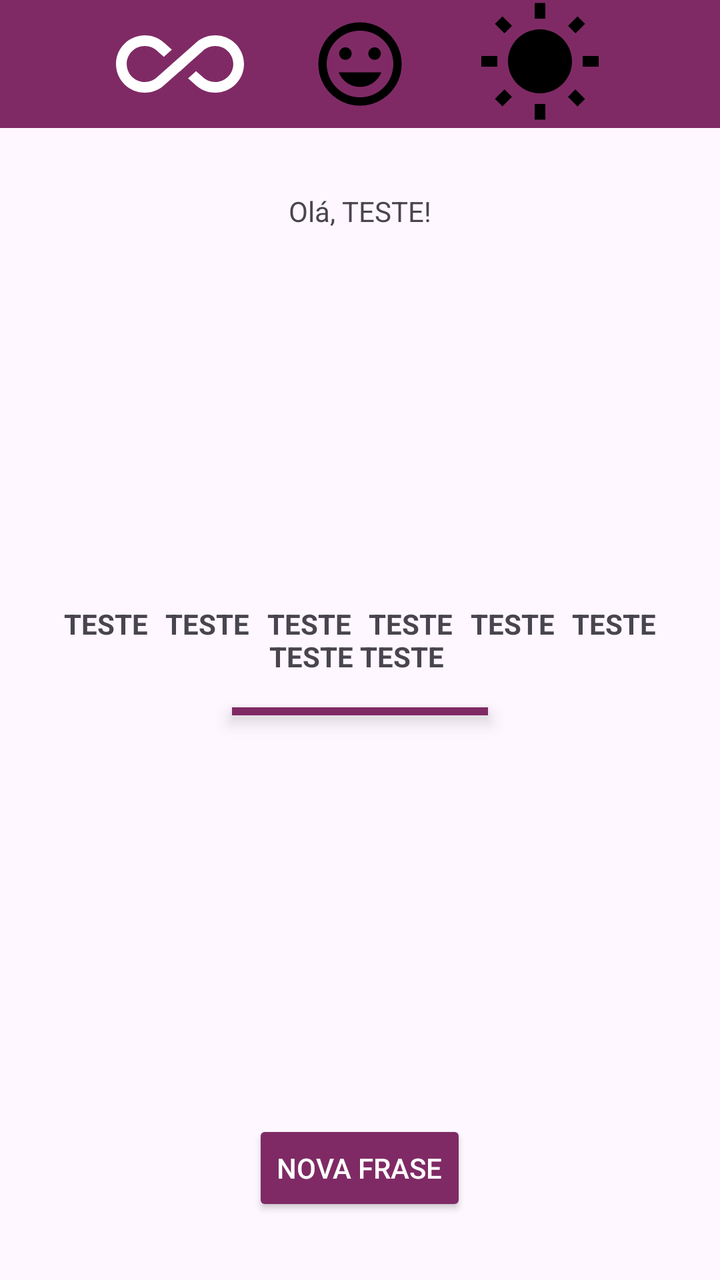
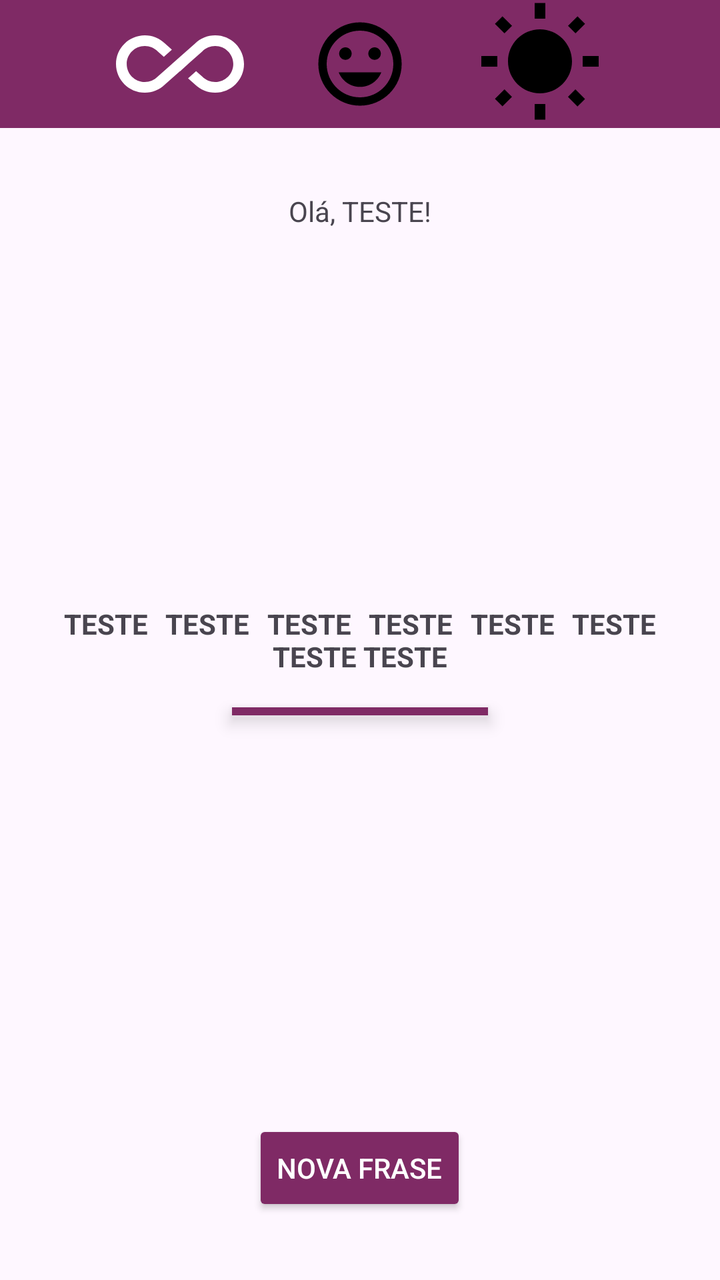

The first picture is an Android layout as it rendered before a commit; the second is the same layout after the commit. The layout source and the unified diff follow.
<!-- AndroidManifest.xml: application theme Theme.Motivation -->
<!-- res/layout/activity_phrase.xml -->
<?xml version="1.0" encoding="utf-8"?>
<RelativeLayout xmlns:android="http://schemas.android.com/apk/res/android"
    xmlns:app="http://schemas.android.com/apk/res-auto"
    xmlns:tools="http://schemas.android.com/tools"
    android:id="@+id/main"
    android:layout_width="match_parent"
    android:layout_height="match_parent"
    tools:context=".ui.PhraseActivity">

    <View
        android:id="@+id/view_center"
        android:layout_width="0dp"
        android:layout_height="0dp"
        android:layout_centerHorizontal="true" />

    <View
        android:id="@+id/view_menu_phrase"
        android:layout_width="wrap_content"
        android:layout_height="64dp"
        android:background="@color/purple" />

    <ImageView
        android:id="@+id/imageview_ic_all"
        android:layout_width="64dp"
        android:layout_height="64dp"
        android:layout_alignTop="@id/view_menu_phrase"
        android:layout_alignBottom="@id/view_menu_phrase"
        android:layout_alignParentStart="true"
        android:layout_toStartOf="@+id/view_center"
        android:src="@drawable/ic_all"
        app:tint="@color/white" />

    <ImageView
        android:id="@+id/imageview_ic_sun"
        android:layout_width="50dp"
        android:layout_height="50dp"
        android:layout_alignTop="@id/view_menu_phrase"
        android:layout_alignBottom="@id/view_menu_phrase"
        android:layout_centerHorizontal="true"
        android:src="@drawable/ic_happy"
        app:tint="@color/black" />

    <ImageView
        android:id="@+id/imageview_ic_happy"
        android:layout_width="64dp"
        android:layout_height="64dp"
        android:layout_alignTop="@id/view_menu_phrase"
        android:layout_alignBottom="@id/view_menu_phrase"
        android:layout_alignParentEnd="true"
        android:layout_toEndOf="@+id/view_center"
        android:src="@drawable/ic_sun"
        app:tint="@color/black" />

    <TextView
        android:id="@+id/textview_nome_usuario"
        android:layout_width="match_parent"
        android:layout_height="wrap_content"
        android:layout_below="@id/view_menu_phrase"
        android:gravity="center"
        android:paddingTop="32dp"
        android:text="Olá, TESTE!" />

    <TextView
        android:id="@+id/textview_phrases"
        android:layout_width="match_parent"
        android:layout_height="wrap_content"
        android:layout_centerInParent="true"
        android:gravity="center"
        android:justificationMode="inter_word"
        android:paddingHorizontal="32dp"
        android:text="TESTE TESTE TESTE TESTE TESTE TESTE TESTE TESTE "
        android:textStyle="bold" />

    <View
        android:id="@+id/separador"
        android:layout_width="128dp"
        android:layout_height="4dp"
        android:layout_below="@id/textview_phrases"
        android:layout_centerHorizontal="true"
        android:layout_marginTop="16dp"
        android:layout_marginBottom="16dp"
        android:elevation="5dp"
        android:background="@color/purple" />

    <Button
        android:id="@+id/button_new_phrase"
        android:layout_width="wrap_content"
        android:layout_height="wrap_content"
        android:layout_alignParentBottom="true"
        android:layout_centerHorizontal="true"
        android:layout_marginBottom="32dp"
        android:backgroundTint="@color/purple"
        android:text="@string/nova_frase"
        android:textColor="@color/white" />
    

</RelativeLayout>
<!-- resources referenced by this layout -->
<resources>
  <color name="black">#FF000000</color>
  <color name="purple">#7F2A65</color>
  <color name="white">#FFFFFFFF</color>
  <!-- drawable ic_all (drawable) -->
  <vector xmlns:android="http://schemas.android.com/apk/res/android" android:height="24dp" android:tint="#000000" android:viewportHeight="24" android:viewportWidth="24" android:width="24dp">
        
      <path android:fillColor="@android:color/white" android:pathData="M18.6,6.62c-1.44,0 -2.8,0.56 -3.77,1.53L12,10.66 10.48,12h0.01L7.8,14.39c-0.64,0.64 -1.49,0.99 -2.4,0.99 -1.87,0 -3.39,-1.51 -3.39,-3.38S3.53,8.62 5.4,8.62c0.91,0 1.76,0.35 2.44,1.03l1.13,1 1.51,-1.34L9.22,8.2C8.2,7.18 6.84,6.62 5.4,6.62 2.42,6.62 0,9.04 0,12s2.42,5.38 5.4,5.38c1.44,0 2.8,-0.56 3.77,-1.53l2.83,-2.5 0.01,0.01L13.52,12h-0.01l2.69,-2.39c0.64,-0.64 1.49,-0.99 2.4,-0.99 1.87,0 3.39,1.51 3.39,3.38s-1.52,3.38 -3.39,3.38c-0.9,0 -1.76,-0.35 -2.44,-1.03l-1.14,-1.01 -1.51,1.34 1.27,1.12c1.02,1.01 2.37,1.57 3.82,1.57 2.98,0 5.4,-2.41 5.4,-5.38s-2.42,-5.37 -5.4,-5.37z"/>
      
  </vector>
  <!-- drawable ic_happy (drawable) -->
  <vector xmlns:android="http://schemas.android.com/apk/res/android"
      android:width="24dp"
      android:height="24dp"
      android:viewportWidth="24"
      android:viewportHeight="24"
      android:tint="?attr/colorControlNormal">
    <path
        android:fillColor="@android:color/white"
        android:pathData="M11.99,2C6.47,2 2,6.48 2,12s4.47,10 9.99,10C17.52,22 22,17.52 22,12S17.52,2 11.99,2zM12,20c-4.42,0 -8,-3.58 -8,-8s3.58,-8 8,-8 8,3.58 8,8 -3.58,8 -8,8zM15.5,11c0.83,0 1.5,-0.67 1.5,-1.5S16.33,8 15.5,8 14,8.67 14,9.5s0.67,1.5 1.5,1.5zM8.5,11c0.83,0 1.5,-0.67 1.5,-1.5S9.33,8 8.5,8 7,8.67 7,9.5 7.67,11 8.5,11zM12,17.5c2.33,0 4.31,-1.46 5.11,-3.5L6.89,14c0.8,2.04 2.78,3.5 5.11,3.5z"/>
  </vector>
  <!-- drawable ic_sun (drawable) -->
  <vector xmlns:android="http://schemas.android.com/apk/res/android"
      android:width="24dp"
      android:height="24dp"
      android:viewportWidth="24"
      android:viewportHeight="24"
      android:tint="?attr/colorControlNormal">
    <path
        android:fillColor="@android:color/white"
        android:pathData="M6.76,4.84l-1.8,-1.79 -1.41,1.41 1.79,1.79 1.42,-1.41zM4,10.5L1,10.5v2h3v-2zM13,0.55h-2L11,3.5h2L13,0.55zM20.45,4.46l-1.41,-1.41 -1.79,1.79 1.41,1.41 1.79,-1.79zM17.24,18.16l1.79,1.8 1.41,-1.41 -1.8,-1.79 -1.4,1.4zM20,10.5v2h3v-2h-3zM12,5.5c-3.31,0 -6,2.69 -6,6s2.69,6 6,6 6,-2.69 6,-6 -2.69,-6 -6,-6zM11,22.45h2L13,19.5h-2v2.95zM3.55,18.54l1.41,1.41 1.79,-1.8 -1.41,-1.41 -1.79,1.8z"/>
  </vector>
  <string name="nova_frase">NOVA FRASE</string>
  <style name="Theme.Motivation" parent="Base.Theme.Motivation" />
  <style name="Base.Theme.Motivation" parent="Theme.Material3.DayNight.NoActionBar">
          
          
      </style>
</resources>

<!-- the commit's change to res/layout/activity_phrase.xml (unified diff, before → after) -->
@@ -58,7 +58,7 @@
         android:layout_below="@id/view_menu_phrase"
         android:gravity="center"
         android:paddingTop="32dp"
-        android:text="Olá, TESTE!" />
+        android:text="@string/label_nome_teste" />
 
     <TextView
         android:id="@+id/textview_phrases"
@@ -68,7 +68,7 @@
         android:gravity="center"
         android:justificationMode="inter_word"
         android:paddingHorizontal="32dp"
-        android:text="TESTE TESTE TESTE TESTE TESTE TESTE TESTE TESTE "
+        android:text="@string/label_texto_teste"
         android:textStyle="bold" />
 
     <View
@@ -90,7 +90,7 @@
         android:layout_centerHorizontal="true"
         android:layout_marginBottom="32dp"
         android:backgroundTint="@color/purple"
-        android:text="@string/nova_frase"
+        android:text="@string/button_nova_frase"
         android:textColor="@color/white" />
     
 
<!-- resource entries referenced after the edit -->
@@ -31,7 +31,9 @@
         android:fillColor="@android:color/white"
         android:pathData="M6.76,4.84l-1.8,-1.79 -1.41,1.41 1.79,1.79 1.42,-1.41zM4,10.5L1,10.5v2h3v-2zM13,0.55h-2L11,3.5h2L13,0.55zM20.45,4.46l-1.41,-1.41 -1.79,1.79 1.41,1.41 1.79,-1.79zM17.24,18.16l1.79,1.8 1.41,-1.41 -1.8,-1.79 -1.4,1.4zM20,10.5v2h3v-2h-3zM12,5.5c-3.31,0 -6,2.69 -6,6s2.69,6 6,6 6,-2.69 6,-6 -2.69,-6 -6,-6zM11,22.45h2L13,19.5h-2v2.95zM3.55,18.54l1.41,1.41 1.79,-1.8 -1.41,-1.41 -1.79,1.8z"/>
   </vector>
-  <string name="nova_frase">NOVA FRASE</string>
+  <string name="button_nova_frase">NOVA FRASE</string>
+  <string name="label_nome_teste">Olá, TESTE!</string>
+  <string name="label_texto_teste">TESTE TESTE TESTE TESTE TESTE TESTE TESTE TESTE</string>
   <style name="Theme.Motivation" parent="Base.Theme.Motivation" />
   <style name="Base.Theme.Motivation" parent="Theme.Material3.DayNight.NoActionBar">
           
